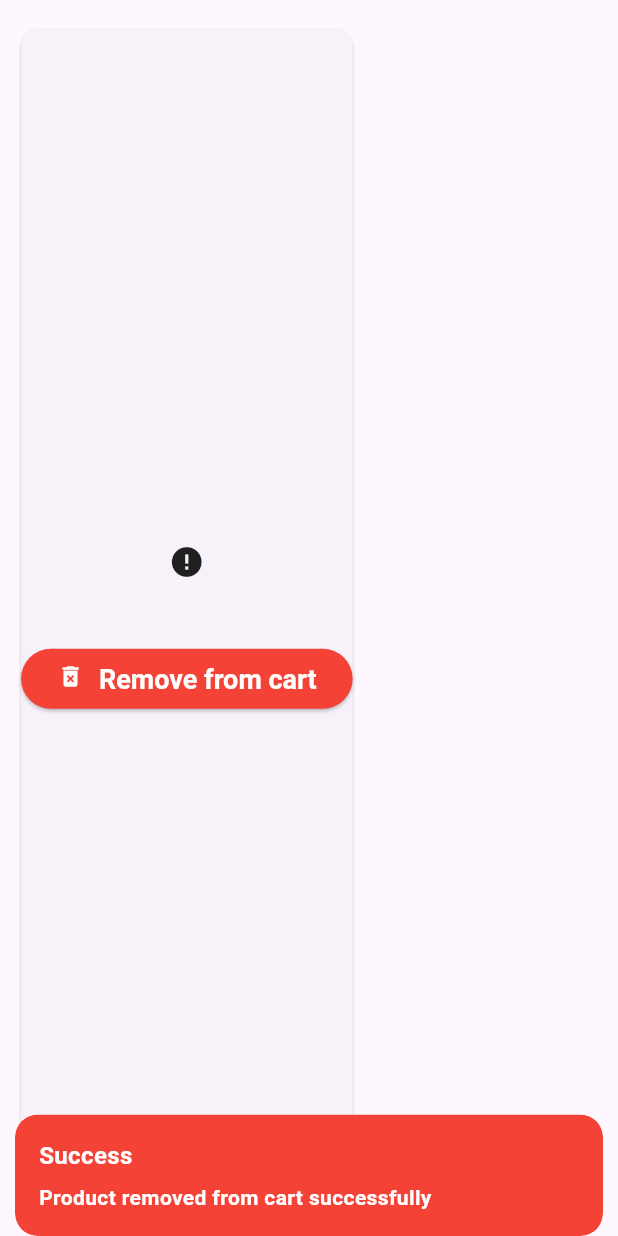
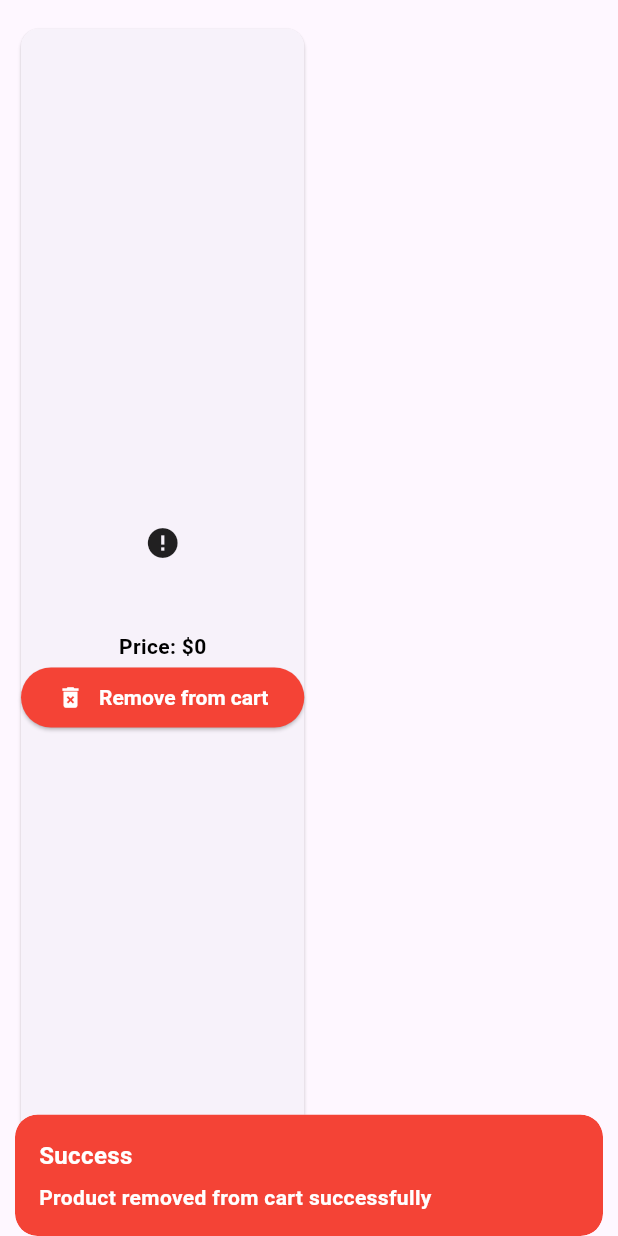
Before and after one commit to UjjwalGupta/Assignment-TR-Store, a Flutter app: the CartProductItem widget shown alone on an empty page, opened directly with empty values, after a tap on "Remove from cart", on a phone screen of 412 x 824 dp. Run offline on Flutter 3.47's test engine with Material 3 defaults, Android fonts, the phone set to English and light mode, and no system bars; our stand-ins replace get, shimmer, sqflite; accounts and stored records are empty; network calls fail.

Commit message:
Price added in product

```diff
--- a/lib/repositories/cart_repository/cart_repository.dart
+++ b/lib/repositories/cart_repository/cart_repository.dart
@@ -6,6 +6,10 @@ class CartRepository {
 
   Future<int> insertProductToCart(ProductModel productModel) async {
     return _cartDatabase.insertProductToCart(productModel: productModel);
+  }
+
+  Future<bool> checkExistingProductFromCart(ProductModel productModel) async {
+    return _cartDatabase.checkExistingProductFromCart(productModel: productModel);
   }
 
   Future<List<ProductModel>> getAllProductsFromCart() async {
--- a/lib/res/strings/app_strings.dart
+++ b/lib/res/strings/app_strings.dart
@@ -12,11 +12,13 @@ class AppStrings{
   String invalidException = "Invalid exception";
   String productList = "Product list";
   String details = "Details";
+  String price = "Price";
   String addToCart = "Add To Cart";
   String addedToCart = "added to cart successfully";
   String removeFromCart = "Remove from cart";
   String removeSuccessFromCart = "Product removed from cart successfully";
   String noProductInCart = "No products in your cart";
+  String productExistsInCart = "This product is already in your cart";
   String myCart = "My Carts";
   String success = "Success";
   String error = "Error";
--- a/lib/views/cart_products/cart_products.dart
+++ b/lib/views/cart_products/cart_products.dart
@@ -47,7 +47,7 @@ class _CartProductsState extends State<CartProducts> {
                 itemBuilder: (context, i) {
                   return CartProductItem(
                       productModel: _cartViewModel.productList[i]);
-                }): Center(child: Text(_appStrings.noProductInCart, style: const TextStyle(fontSize: 25, color: Colors.black),),);
+                }): Center(child: Text(_appStrings.noProductInCart, style: const TextStyle(fontSize: 20),),);
         }
       }));
   }
--- a/lib/views/cart_products/widgets/button_remove_cart.dart
+++ b/lib/views/cart_products/widgets/button_remove_cart.dart
@@ -22,8 +22,9 @@ class ButtonRemoveFromCart extends StatelessWidget {
           style: ElevatedButton.styleFrom(
               backgroundColor: Colors.red,
               textStyle: const TextStyle(
-                  fontSize: 18, fontWeight: FontWeight.bold)),
+                  fontSize: 14, fontWeight: FontWeight.bold)),
           child: Wrap(
+            crossAxisAlignment: WrapCrossAlignment.center,
             children: [
               const Icon(
                 Icons.delete_forever,
--- a/lib/views/cart_products/widgets/cart_product_item.dart
+++ b/lib/views/cart_products/widgets/cart_product_item.dart
@@ -1,11 +1,13 @@
 import 'package:flutter/material.dart';
 import 'package:tr_store/models/product_list/ProductModel.dart';
+import 'package:tr_store/res/strings/app_strings.dart';
 import 'package:tr_store/views/cart_products/widgets/button_remove_cart.dart';
 
 class CartProductItem extends StatelessWidget {
   CartProductItem({super.key, required this.productModel});
 
   ProductModel productModel;
+  final _appString = AppStrings.instance;
 
   @override
   Widget build(BuildContext context) {
@@ -30,10 +32,20 @@ class CartProductItem extends StatelessWidget {
                 productModel.title!,
                 style: const TextStyle(
                     color: Colors.black,
-                    fontSize: 18,
+                    fontSize: 14,
                     fontWeight: FontWeight.bold),
               ),
             ),
+            productModel.userId != null?Padding(
+              padding: const EdgeInsets.only(top: 10),
+              child: Text(
+                '${_appString.price}: \$${productModel.userId!}',
+                style: const TextStyle(
+                    color: Colors.black,
+                    fontSize: 14,
+                    fontWeight: FontWeight.bold),
+              ),
+            ):Container(),
             ButtonRemoveFromCart(product: productModel,)
           ],
         ),
```
Also changed, not shown: lib/data/database/cart_products_db.dart (+12 -2 lines), lib/view_models/cart_view_model/cart_view_model.dart (+34 -10 lines), lib/views/product_details/widgets/product_details_item.dart (+12 -2 lines), lib/views/product_list/widgets/product_item.dart (+13 -3 lines).
